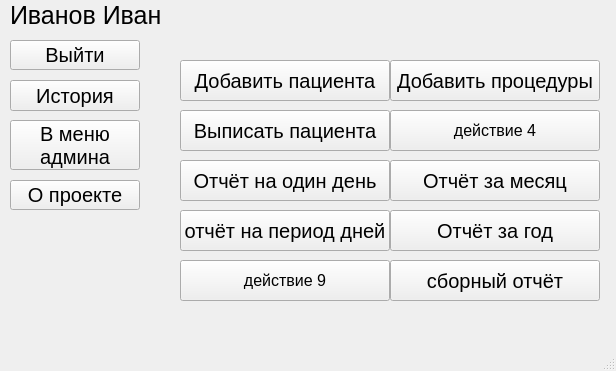
Qt form data/design/form_main_menu.ui (PolkovnikovPavel/collection_lfk) before a commit.
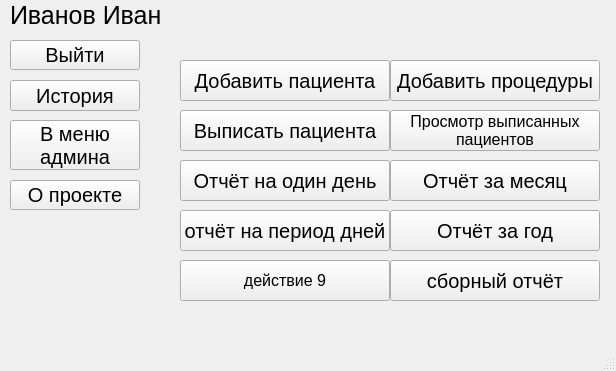
The same form after that commit.

The edit to the form file:
```diff
--- a/data/design/form_main_menu.ui
+++ b/data/design/form_main_menu.ui
@@ -170,7 +170,8 @@
      </font>
     </property>
     <property name="text">
-     <string>действие 4</string>
+     <string>Просмотр выписанных
+пациентов</string>
     </property>
    </widget>
    <widget class="QPushButton" name="report_1">
```
Left out of the diff: 2 changed lines with no effect on the pictures.
